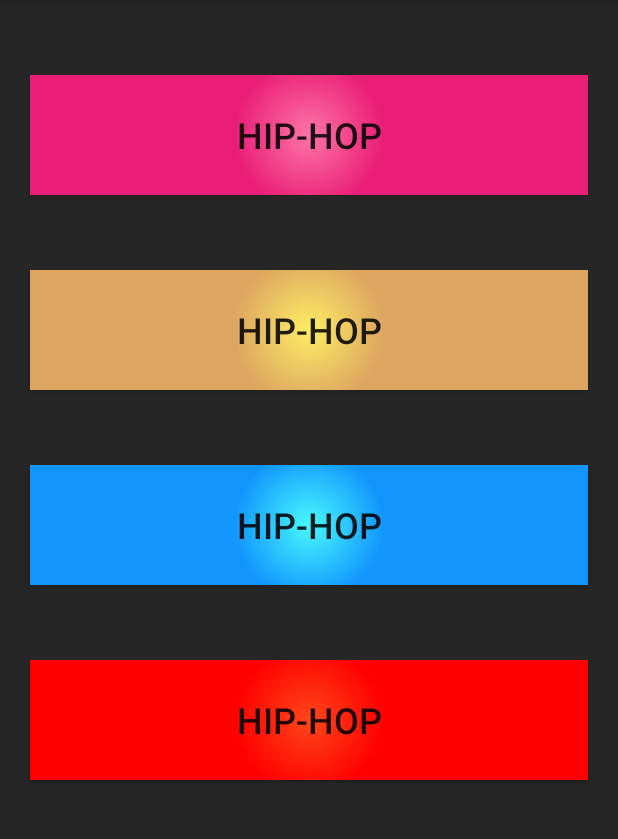
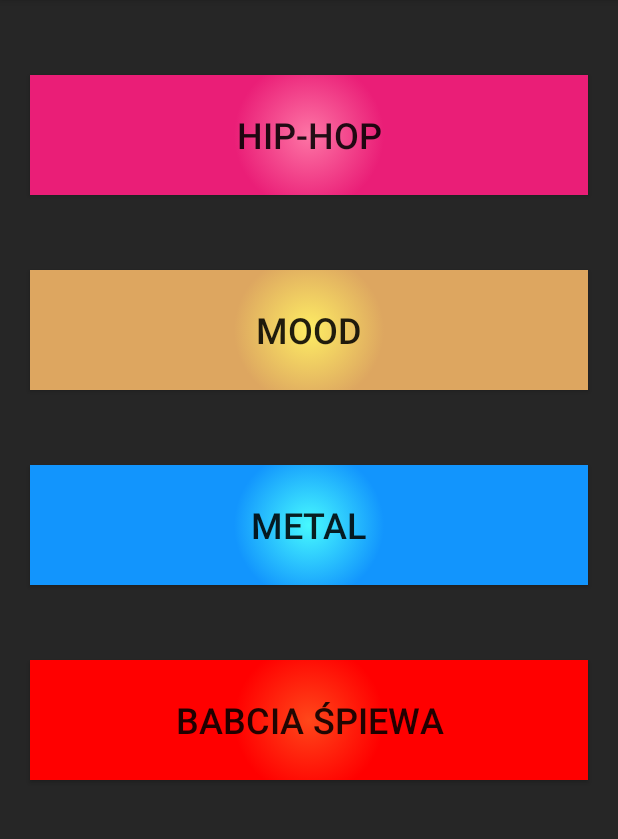
Before and after one commit to Pimpek900/Menu, an Android app: the screen it shows after launch (MainActivity), on a phone screen of 412 x 824 dp, the part 84-923 px from its top. Run offline under Robolectric (Android 15) with nearby library versions, the light colour scheme and no system bars.

Commit message:
nowe guziczki pacz na nie i podziwiaj

```diff
--- a/DrumPad/app/src/main/AndroidManifest.xml
+++ b/DrumPad/app/src/main/AndroidManifest.xml
@@ -9,7 +9,10 @@
         android:roundIcon="@mipmap/ic_launcher_round"
         android:supportsRtl="true"
         android:theme="@style/AppTheme">
-        <activity android:name=".DrumPad01"></activity>
+        <activity android:name=".DrumPad2"></activity>
+        <activity android:name=".DrumPad1" />
+        <activity android:name=".Mood" />
+        <activity android:name=".DrumPad01" />
         <activity android:name=".MainActivity">
             <intent-filter>
                 <action android:name="android.intent.action.MAIN" />
--- a/DrumPad/app/src/main/res/layout/activity_main.xml
+++ b/DrumPad/app/src/main/res/layout/activity_main.xml
@@ -14,9 +14,10 @@
         android:layout_marginLeft="20dp"
         android:layout_marginTop="50dp"
         android:layout_marginRight="20dp"
-        android:text="Hip-Hop"
+        android:text="babcia śpiewa"
         android:background="@drawable/red_button"
         android:textSize="24sp"
+        android:onClick="DrumPad02"
         app:layout_constraintHorizontal_bias="1.0"
         app:layout_constraintLeft_toLeftOf="parent"
         app:layout_constraintRight_toRightOf="parent"
@@ -29,7 +30,8 @@
         android:layout_marginLeft="20dp"
         android:layout_marginTop="50dp"
         android:layout_marginRight="20dp"
-        android:text="Hip-Hop"
+        android:text="Metal"
+        android:onClick="DrumPad02"
         android:background="@drawable/blue_button"
         android:textSize="24sp"
         app:layout_constraintHorizontal_bias="1.0"
@@ -44,7 +46,8 @@
         android:layout_marginLeft="20dp"
         android:layout_marginTop="50dp"
         android:layout_marginRight="20dp"
-        android:text="Hip-Hop"
+        android:text="MOOD"
+        android:onClick="DrumPadMood"
         android:background="@drawable/orange_button"
         android:textSize="24sp"
         app:layout_constraintHorizontal_bias="1.0"
```
Also changed, not shown: DrumPad/app/src/main/java/com/example/drumpad/DrumPad1.java (added, +14 -0 lines), DrumPad/app/src/main/java/com/example/drumpad/DrumPad2.java (added, +14 -0 lines), DrumPad/app/src/main/java/com/example/drumpad/MainActivity.java (+13 -0 lines), DrumPad/app/src/main/java/com/example/drumpad/Mood.java (added, +14 -0 lines), DrumPad/app/src/main/res/layout/activity_drum_pad1.xml (added, +9 -0 lines), DrumPad/app/src/main/res/layout/activity_drum_pad2.xml (added, +9 -0 lines), DrumPad/app/src/main/res/layout/activity_mood.xml (added, +9 -0 lines).
